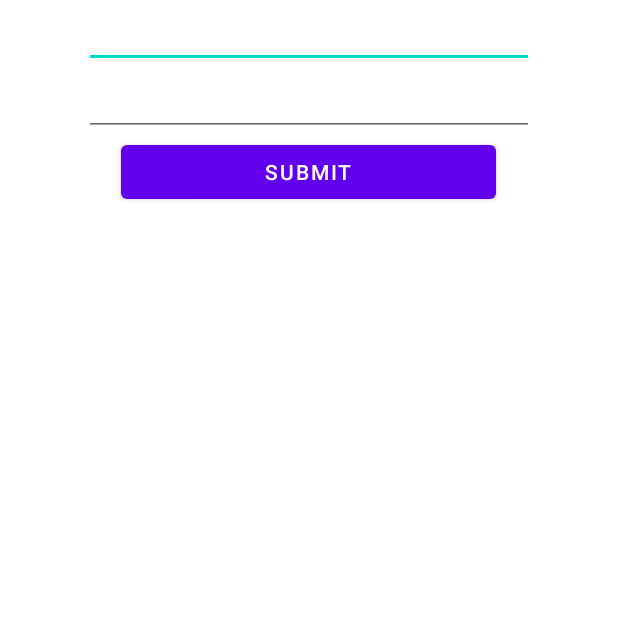
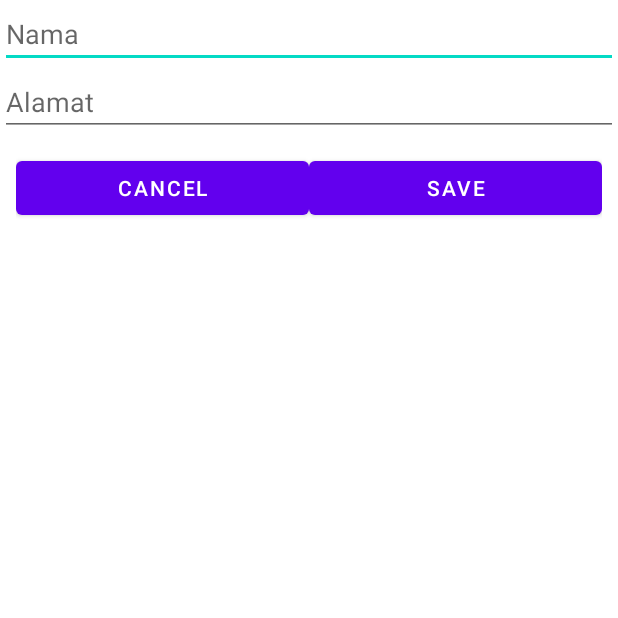
Before and after one commit to Johannnix/Prakerin-Android-1, an Android app: the InputActivity screen opened directly, with no data from a screen before it, on a phone screen of 412 x 824 dp, the top half of it. Run offline under Robolectric (Android 15) with nearby library versions, the phone set to English and light mode, and no system bars; 2 statements that could not run were skipped.

```diff
--- a/app/src/main/java/com/example/login/InputActivity.java
+++ b/app/src/main/java/com/example/login/InputActivity.java
@@ -18,7 +18,7 @@ public class InputActivity extends AppCompatActivity {
     protected void onCreate(Bundle savedInstanceState) {
         super.onCreate(savedInstanceState);
         setContentView(R.layout.activity_input);
-        submit=findViewById(R.id.submit);
+        submit=findViewById(R.id.button_save);
         nameText=findViewById(R.id.name);
         addressText=findViewById(R.id.address);
 
--- a/app/src/main/res/layout/activity_input.xml
+++ b/app/src/main/res/layout/activity_input.xml
@@ -10,17 +10,19 @@
 
     <EditText
         android:id="@+id/name"
-        android:layout_width="300dp"
+        android:hint="Nama"
+        android:layout_width="match_parent"
         android:layout_gravity="center"
         android:layout_height="wrap_content"
-        android:inputType="text" />
+        android:inputType="textPersonName" />
 
     <EditText
         android:id="@+id/address"
-        android:layout_width="300dp"
+        android:layout_width="match_parent"
         android:layout_gravity="center"
         android:layout_height="wrap_content"
-        android:inputType="text" />
+        android:hint="Alamat"
+        android:inputType="text"/>
 
 <!--    <EditText-->
 <!--        android:id="@+id/kelamin"-->
@@ -36,11 +38,27 @@
 <!--        android:layout_gravity="center"-->
 <!--        android:inputType="text" />-->
 
-    <Button
-        android:id="@+id/submit"
-        android:layout_width="250dp"
+    <LinearLayout
+        android:orientation="horizontal"
+        android:layout_width="match_parent"
         android:layout_height="wrap_content"
-        android:layout_gravity="center"
-        android:text="submit" />
+        android:layout_margin="5dp"
+        android:padding="5dp">
+
+        <Button
+            android:id="@+id/button_cancel"
+            android:layout_width="0dp"
+            android:layout_height="wrap_content"
+            android:layout_weight="1"
+            android:text="cancel"/>
+
+        <Button
+            android:id="@+id/button_save"
+            android:layout_width="0dp"
+            android:layout_height="wrap_content"
+            android:layout_weight="1"
+            android:text="save"/>
+
+    </LinearLayout>
 
 </LinearLayout>
--- a/app/src/main/res/layout/activity_list_member.xml
+++ b/app/src/main/res/layout/activity_list_member.xml
@@ -13,7 +13,7 @@
         android:layout_height="wrap_content"
         android:layout_gravity="center"
         android:layout_marginTop="16dp"
-        android:text="Input data" />
+        android:text="Open Dialog" />
 
     <androidx.recyclerview.widget.RecyclerView
         android:id="@+id/listUser"
```
Also changed, not shown: app/src/main/java/com/example/login/ListMember.java (+57 -4 lines).
